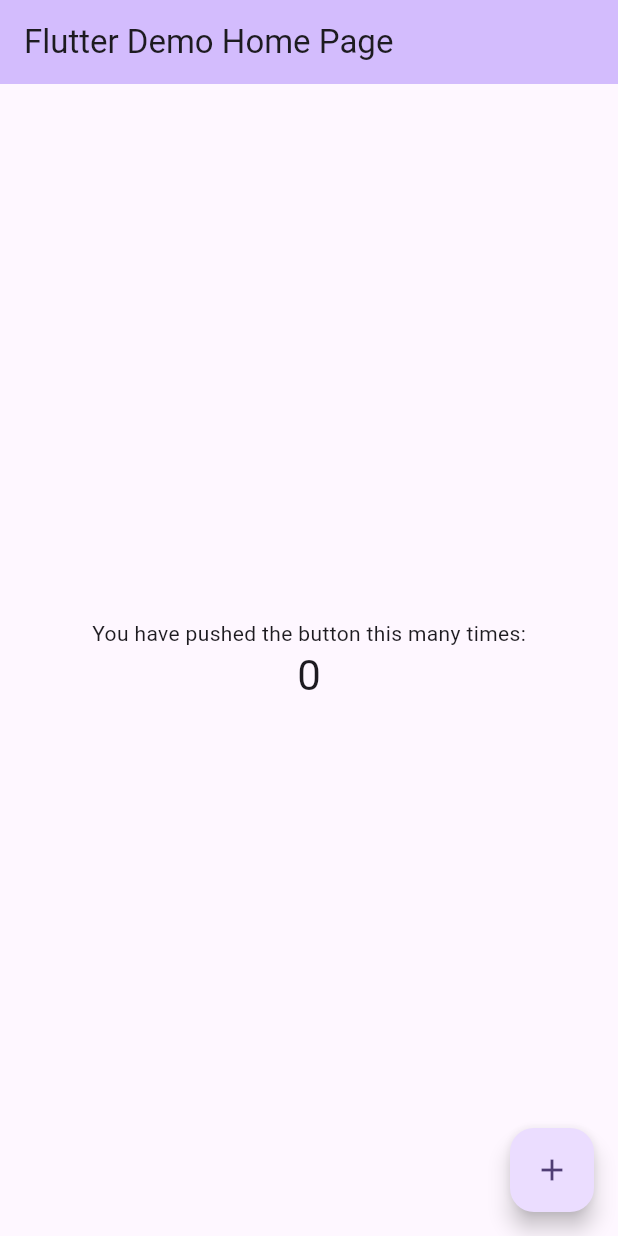
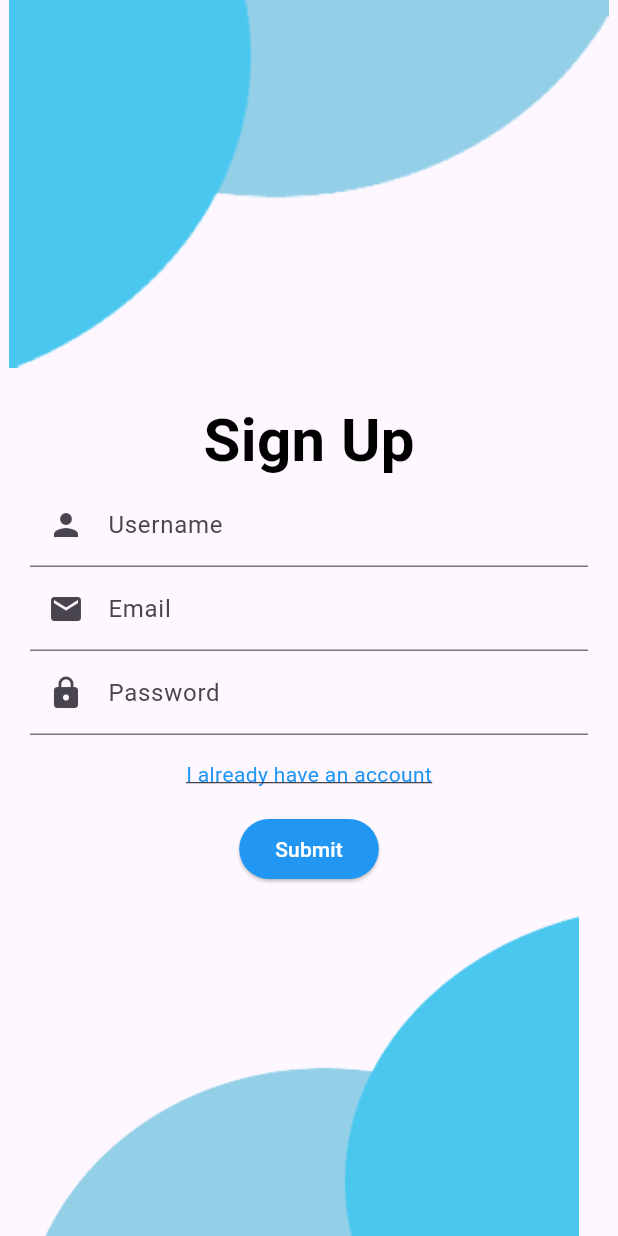
Before and after one commit to SosiSis/flutter-2024-proj, a Flutter app: the screen it shows after launch, on a phone screen of 412 x 824 dp. Run offline on Flutter 3.47's test engine with Material 3 defaults, Android fonts, the phone set to English and light mode, and no system bars.

Commit message:
my commit

```diff
--- a/lib/main.dart
+++ b/lib/main.dart
@@ -1,125 +1,9 @@
 import 'package:flutter/material.dart';
 
+import 'package:flutter_project/presentation/screens/sign_up.dart';
+
 void main() {
-  runApp(const MyApp());
+  runApp(const MaterialApp(
+    home: SignUpPage(),
+  ));
 }
-
-class MyApp extends StatelessWidget {
-  const MyApp({super.key});
-
-  // This widget is the root of your application.
-  @override
-  Widget build(BuildContext context) {
-    return MaterialApp(
-      title: 'Flutter Demo',
-      theme: ThemeData(
-        // This is the theme of your application.
-        //
-        // TRY THIS: Try running your application with "flutter run". You'll see
-        // the application has a purple toolbar. Then, without quitting the app,
-        // try changing the seedColor in the colorScheme below to Colors.green
-        // and then invoke "hot reload" (save your changes or press the "hot
-        // reload" button in a Flutter-supported IDE, or press "r" if you used
-        // the command line to start the app).
-        //
-        // Notice that the counter didn't reset back to zero; the application
-        // state is not lost during the reload. To reset the state, use hot
-        // restart instead.
-        //
-        // This works for code too, not just values: Most code changes can be
-        // tested with just a hot reload.
-        colorScheme: ColorScheme.fromSeed(seedColor: Colors.deepPurple),
-        useMaterial3: true,
-      ),
-      home: const MyHomePage(title: 'Flutter Demo Home Page'),
-    );
-  }
-}
-
-class MyHomePage extends StatefulWidget {
-  const MyHomePage({super.key, required this.title});
-
-  // This widget is the home page of your application. It is stateful, meaning
-  // that it has a State object (defined below) that contains fields that affect
-  // how it looks.
-
-  // This class is the configuration for the state. It holds the values (in this
-  // case the title) provided by the parent (in this case the App widget) and
-  // used by the build method of the State. Fields in a Widget subclass are
-  // always marked "final".
-
-  final String title;
-
-  @override
-  State<MyHomePage> createState() => _MyHomePageState();
-}
-
-class _MyHomePageState extends State<MyHomePage> {
-  int _counter = 0;
-
-  void _incrementCounter() {
-    setState(() {
-      // This call to setState tells the Flutter framework that something has
-      // changed in this State, which causes it to rerun the build method below
-      // so that the display can reflect the updated values. If we changed
-      // _counter without calling setState(), then the build method would not be
-      // called again, and so nothing would appear to happen.
-      _counter++;
-    });
-  }
-
-  @override
-  Widget build(BuildContext context) {
-    // This method is rerun every time setState is called, for instance as done
-    // by the _incrementCounter method above.
-    //
-    // The Flutter framework has been optimized to make rerunning build methods
-    // fast, so that you can just rebuild anything that needs updating rather
-    // than having to individually change instances of widgets.
-    return Scaffold(
-      appBar: AppBar(
-        // TRY THIS: Try changing the color here to a specific color (to
-        // Colors.amber, perhaps?) and trigger a hot reload to see the AppBar
-        // change color while the other colors stay the same.
-        backgroundColor: Theme.of(context).colorScheme.inversePrimary,
-        // Here we take the value from the MyHomePage object that was created by
-        // the App.build method, and use it to set our appbar title.
-        title: Text(widget.title),
-      ),
-      body: Center(
-        // Center is a layout widget. It takes a single child and positions it
-        // in the middle of the parent.
-        child: Column(
-          // Column is also a layout widget. It takes a list of children and
-          // arranges them vertically. By default, it sizes itself to fit its
-          // children horizontally, and tries to be as tall as its parent.
-          //
-          // Column has various properties to control how it sizes itself and
-          // how it positions its children. Here we use mainAxisAlignment to
-          // center the children vertically; the main axis here is the vertical
-          // axis because Columns are vertical (the cross axis would be
-          // horizontal).
-          //
-          // TRY THIS: Invoke "debug painting" (choose the "Toggle Debug Paint"
-          // action in the IDE, or press "p" in the console), to see the
-          // wireframe for each widget.
-          mainAxisAlignment: MainAxisAlignment.center,
-          children: <Widget>[
-            const Text(
-              'You have pushed the button this many times:',
-            ),
-            Text(
-              '$_counter',
-              style: Theme.of(context).textTheme.headlineMedium,
-            ),
-          ],
-        ),
-      ),
-      floatingActionButton: FloatingActionButton(
-        onPressed: _incrementCounter,
-        tooltip: 'Increment',
-        child: const Icon(Icons.add),
-      ), // This trailing comma makes auto-formatting nicer for build methods.
-    );
-  }
-}
--- /dev/null
+++ b/lib/presentation/screens/sign_up.dart
@@ -0,0 +1,79 @@
+import 'package:flutter/material.dart';
+
+class SignUpPage extends StatelessWidget {
+  const SignUpPage({Key? key}) : super(key: key);
+
+  @override
+  Widget build(BuildContext context) {
+    return Scaffold(
+      body: SingleChildScrollView(
+        child: Column(
+          children: [
+            Container(
+              child: Image.asset('assets/component.png',
+                  alignment: Alignment.center, fit: BoxFit.fill
+
+                  // Set width to occupy full width
+                  ),
+            ),
+            Container(
+                margin: EdgeInsets.all(20.0),
+                // width: 500,
+                child: Column(
+                  children: [
+                    Text("Sign Up",
+                        style: TextStyle(
+                            fontSize: 40.0,
+                            fontWeight: FontWeight.bold,
+                            color: Colors.black)),
+                    TextField(
+                      decoration: InputDecoration(
+                        labelText: 'Username',
+                        prefixIcon: Icon(Icons.person),
+                      ),
+                    ),
+                    TextField(
+                      decoration: InputDecoration(
+                        labelText: 'Email',
+                        prefixIcon: Icon(Icons.mail),
+                      ),
+                    ),
+                    TextField(
+                      decoration: InputDecoration(
+                        labelText: 'Password',
+                        prefixIcon: Icon(Icons.lock),
+                      ),
+                      obscureText: true,
+                    ),
+                    SizedBox(
+                      height: 16.0,
+                    ),
+                    Text(
+                      'I already have an account',
+                      textAlign: TextAlign.start,
+                      style: TextStyle(
+                        color: Colors.blue,
+                        decoration: TextDecoration.underline,
+                      ),
+                    ),
+                    SizedBox(height: 16.0),
+                    ElevatedButton(
+                      style: ButtonStyle(
+                        backgroundColor:
+                            MaterialStateProperty.all<Color>(Colors.blue),
+                      ),
+                      onPressed: () {
+                        print('Button clicked');
+                      },
+                      child:
+                          Text('Submit', style: TextStyle(color: Colors.white)),
+                    ),
+                  ],
+                )),
+            Container(child: Image.asset('assets/component1.png'))
+          ],
+        ),
+      ),
+    );
+  }
+}
```
Also changed, not shown: lib/presentation/screens/login_in.dart (added, +75 -0 lines), pubspec.yaml (+5 -7 lines), assets/component.png (added), assets/component1.png (added), 1 other file.
